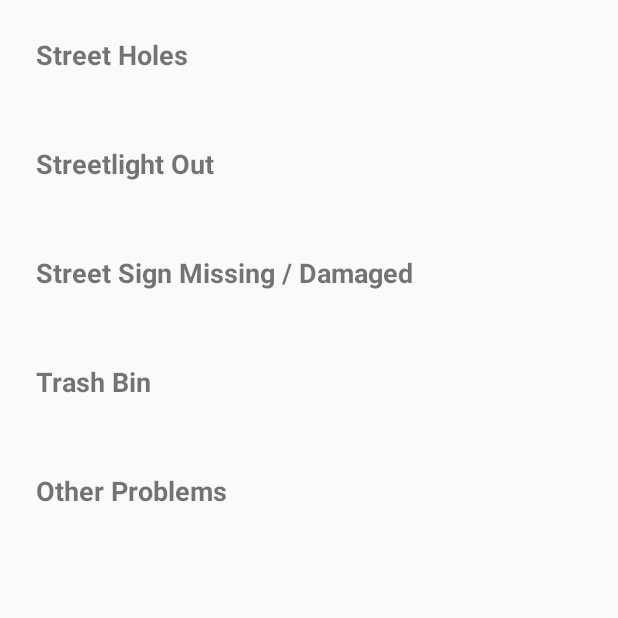
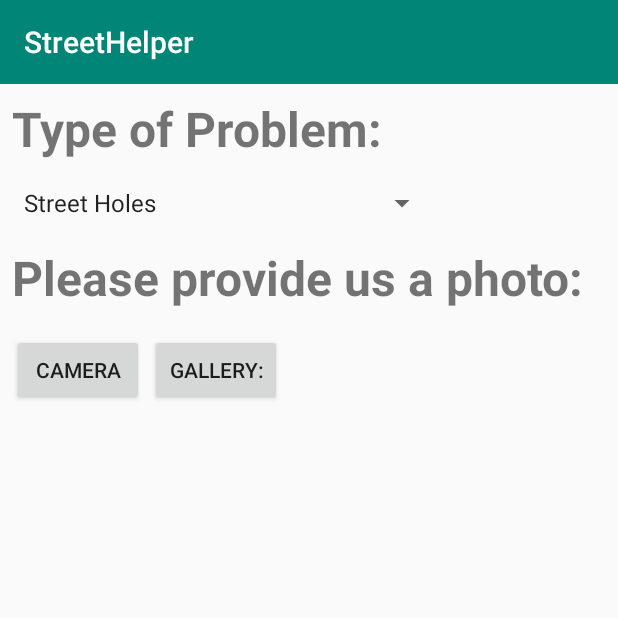
Before and after one commit to DanielNPaulino/streetHelper, an Android app: the screen it shows after launch (ProblemReport), after a tap on "REPORT A PROBLEM", on a phone screen of 412 x 824 dp, the top half of it. Run offline under Robolectric (Android 15) with nearby library versions, the phone set to English and light mode, and no system bars.

Commit message:
camera, galeria, icone e dropdown list

```diff
--- a/StreetHelper/app/src/main/AndroidManifest.xml
+++ b/StreetHelper/app/src/main/AndroidManifest.xml
@@ -1,6 +1,10 @@
 <?xml version="1.0" encoding="utf-8"?>
 <manifest xmlns:android="http://schemas.android.com/apk/res/android"
     package="com.example.streethelper">
+
+    <uses-feature
+        android:name="android.hardware.Camera"
+        android:required="true"/>
 
     <application
         android:allowBackup="true"
--- a/StreetHelper/app/src/main/java/com/example/streethelper/ProblemReport.java
+++ b/StreetHelper/app/src/main/java/com/example/streethelper/ProblemReport.java
@@ -1,35 +1,115 @@
 package com.example.streethelper;
 
+import androidx.annotation.Nullable;
 import androidx.appcompat.app.AppCompatActivity;
+import androidx.appcompat.widget.Toolbar;
 import androidx.recyclerview.widget.LinearLayoutManager;
 import androidx.recyclerview.widget.RecyclerView;
 
+import android.content.Intent;
+import android.graphics.Bitmap;
+import android.net.Uri;
 import android.os.Bundle;
+import android.provider.MediaStore;
+import android.view.View;
+import android.widget.AdapterView;
+import android.widget.ArrayAdapter;
+import android.widget.ImageView;
+import android.widget.Spinner;
 
+import java.net.URI;
+import java.util.ArrayList;
 import java.util.Arrays;
 import java.util.List;
 
-public class ProblemReport extends AppCompatActivity {
+public class ProblemReport extends AppCompatActivity implements AdapterView.OnItemSelectedListener{
 
-    private RecyclerView recyclerView;
-    private RecyclerView.LayoutManager layoutManager;
-    private List<String> list;
-    private RecyclerAdapter adapter;
+    private Toolbar toolBar;
+    private Spinner spinner;
+    private static final String[] paths = {"Street Holes", "Streetlight Out", "Street Sign Missing / Damaged", "Thrash Bin Spilled", "Other Problems"};
+
+    private ImageView picImgView;
+    private static final int REQUEST_IMAGE_CAPTURE = 101;
+    private static final int PICK_IMAGE = 100;
+
+    Uri imageUri;
 
     @Override
-    protected void onCreate(Bundle savedInstanceState) {
+    protected void onCreate(Bundle savedInstanceState){
         super.onCreate(savedInstanceState);
         setContentView(R.layout.activity_problem_report);
 
-        recyclerView = findViewById(R.id.recyclerview);
-        layoutManager = new LinearLayoutManager(this);
-        recyclerView.setLayoutManager(layoutManager);
+        toolBar = findViewById(R.id.toolbar);
+        setSupportActionBar(toolBar);
 
-        list = Arrays.asList(getResources().getStringArray(R.array.android_versions));
-        adapter = new RecyclerAdapter(list);
-        recyclerView.setHasFixedSize(true);
-        recyclerView.setAdapter(adapter);
+        spinner = (Spinner)findViewById(R.id.spinner);
+        ArrayAdapter<String> adapter = new ArrayAdapter<String>(ProblemReport.this,
+                android.R.layout.simple_spinner_item,paths);
 
+        adapter.setDropDownViewResource(android.R.layout.simple_spinner_dropdown_item);
+        spinner.setAdapter(adapter);
+        spinner.setOnItemSelectedListener(this);
 
+        picImgView = findViewById(R.id.pictureImgView);
     }
+
+    @Override
+    public void onItemSelected(AdapterView<?> parent, View v, int position, long id) {
+
+        switch (position) {
+            case 0:
+                // Whatever you want to happen when the first item gets selected
+                break;
+            case 1:
+                // Whatever you want to happen when the second item gets selected
+                break;
+            case 2:
+                // Whatever you want to happen when the thrid item gets selected
+                break;
+
+        }
+    }
+
+    @Override
+    public void onNothingSelected(AdapterView<?> parent) {
+        // TODO Auto-generated method stub
+    }
+
+    /**
+     * method with the intent to access camera.
+     * @param view
+     */
+    public void takePicture(View view) {
+        Intent imageTakeIntent = new Intent(MediaStore.ACTION_IMAGE_CAPTURE);
+
+        if(imageTakeIntent.resolveActivity(getPackageManager()) != null){
+            startActivityForResult(imageTakeIntent,REQUEST_IMAGE_CAPTURE);
+        }
+    }
+
+    public void openGallery(View view) {
+        Intent galleryIntent = new Intent(Intent.ACTION_PICK, MediaStore.Images.Media.INTERNAL_CONTENT_URI);
+        startActivityForResult(galleryIntent,PICK_IMAGE);
+    }
+
+    /**
+     * set picture taken to imageview
+     * @param requestCode
+     * @param resultCode
+     * @param data
+     */
+    @Override
+    protected void onActivityResult(int requestCode, int resultCode, @Nullable Intent data) {
+        if(requestCode==REQUEST_IMAGE_CAPTURE && resultCode==RESULT_OK) {
+            Bundle extras = data.getExtras();
+            Bitmap imageBitmap = (Bitmap) extras.get("data");
+            picImgView.setImageBitmap(imageBitmap);
+        }
+
+        if (requestCode==PICK_IMAGE && resultCode==RESULT_OK){
+            imageUri = data.getData();
+            picImgView.setImageURI(imageUri);
+        }
+    }
+
 }
--- a/StreetHelper/app/src/main/res/layout/activity_main.xml
+++ b/StreetHelper/app/src/main/res/layout/activity_main.xml
@@ -5,6 +5,7 @@
     android:layout_width="match_parent"
     android:layout_height="match_parent"
     tools:context=".MainActivity">
+
 
     <include layout="@layout/toolbar_layout"/>
 
@@ -16,7 +17,10 @@
         android:layout_marginTop="32dp"
         android:text="@string/title"
         android:textSize="30sp"
-        android:layout_centerHorizontal="true"/>
+        android:layout_centerHorizontal="true"
+        android:textColor="#89CFF0"
+        android:textStyle="bold"
+        />
 
     <ImageView
         android:id="@+id/imageHome"
@@ -33,6 +37,8 @@
         android:layout_width="200dp"
         android:layout_height="wrap_content"
         android:text="@string/reportButtonText"
-        android:layout_centerHorizontal="true"/>
+        android:layout_centerHorizontal="true"
+        style="@style/Widget.AppCompat.Button.Colored"
+        />
 
 </RelativeLayout>
--- a/StreetHelper/app/src/main/res/layout/activity_problem_report.xml
+++ b/StreetHelper/app/src/main/res/layout/activity_problem_report.xml
@@ -6,12 +6,68 @@
     android:layout_height="match_parent"
     tools:context=".ProblemReport">
 
-    <androidx.recyclerview.widget.RecyclerView
-        android:layout_width="match_parent"
-        android:layout_height="match_parent"
-        android:id="@+id/recyclerview"
-        android:scrollbars="vertical">
+    <include layout="@layout/toolbar_layout"/>
 
-    </androidx.recyclerview.widget.RecyclerView>
+    <TextView
+        android:layout_width="wrap_content"
+        android:layout_height="wrap_content"
+        android:id="@+id/problemTextView"
+        android:text="@string/problemTextView"
+        android:layout_below="@+id/toolbar"
+        android:textSize="32sp"
+        android:layout_margin="8dp"
+        android:textStyle="bold"
+        />
+
+    <Spinner
+        android:id="@+id/spinner"
+        android:layout_width="wrap_content"
+        android:layout_height="wrap_content"
+        android:layout_below="@+id/problemTextView"
+        android:textSize="18sp"
+        android:layout_margin="8dp"/>
+
+    <TextView
+        android:layout_width="wrap_content"
+        android:layout_height="wrap_content"
+        android:id="@+id/photoTextView"
+        android:layout_below="@+id/spinner"
+        android:layout_margin="8dp"
+        android:textSize="32sp"
+        android:text="@string/photoTextView"
+        android:textStyle="bold"
+        />
+
+    <Button
+        android:layout_width="wrap_content"
+        android:layout_height="wrap_content"
+        android:id="@+id/buttonPicture"
+        android:layout_below="@+id/photoTextView"
+        android:layout_margin="8dp"
+        android:text="@string/pictureButton"
+        android:onClick="takePicture"
+        />
+
+    <Button
+        android:layout_width="wrap_content"
+        android:layout_height="wrap_content"
+        android:id="@+id/buttonGallery"
+        android:layout_below="@+id/photoTextView"
+        android:layout_marginLeft="100dp"
+        android:layout_marginTop="8dp"
+        android:text="@string/galleryButton"
+        android:onClick="openGallery"
+        />
+
+    <ImageView
+        android:layout_width="250dp"
+        android:layout_height="250dp"
+        android:id="@+id/pictureImgView"
+        android:layout_below="@+id/buttonGallery"
+        android:layout_marginTop="8dp"
+        android:layout_centerHorizontal="true"
+
+        />
+
 
 </RelativeLayout>
--- a/StreetHelper/app/src/main/res/values/strings.xml
+++ b/StreetHelper/app/src/main/res/values/strings.xml
@@ -1,15 +1,17 @@
 <resources>
+    <!-- main activity strings-->
+
     <string name="app_name">StreetHelper</string>
 
     <string name="reportButtonText">Report a Problem</string>
 
     <string name="title">Welcome to StreetHelper</string>
 
-    <string-array name="android_versions">
-        <item>Street Holes</item>
-        <item>Streetlight Out</item>
-        <item>Street Sign Missing / Damaged</item>
-        <item>Trash Bin</item>
-        <item>Other Problems</item>
-    </string-array>
+    <!-- ProblemReport activity strings-->
+
+    <string name="problemTextView">Type of Problem:</string>
+    <string name="photoTextView">Please provide us a photo:</string>
+    <string name="pictureButton">Camera</string>
+    <string name="galleryButton">Gallery:</string>
+
 </resources>
--- a/StreetHelper/app/src/main/res/values/styles.xml
+++ b/StreetHelper/app/src/main/res/values/styles.xml
@@ -8,4 +8,6 @@
         <item name="colorAccent">@color/colorAccent</item>
     </style>
 
+
+
 </resources>
```
